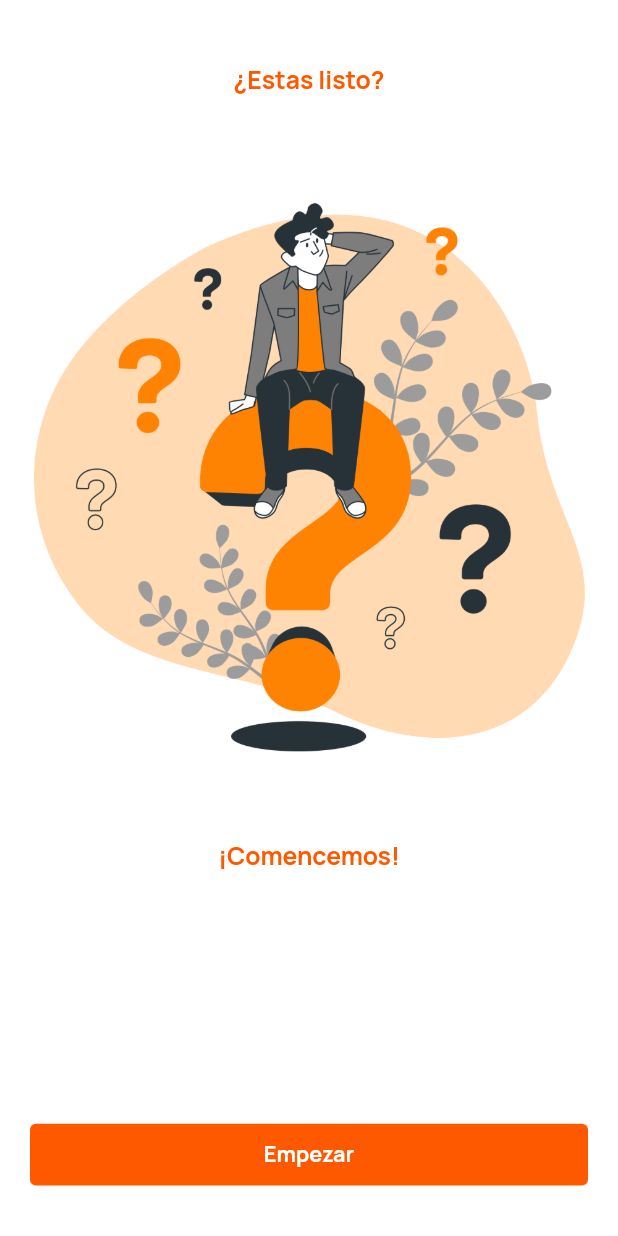
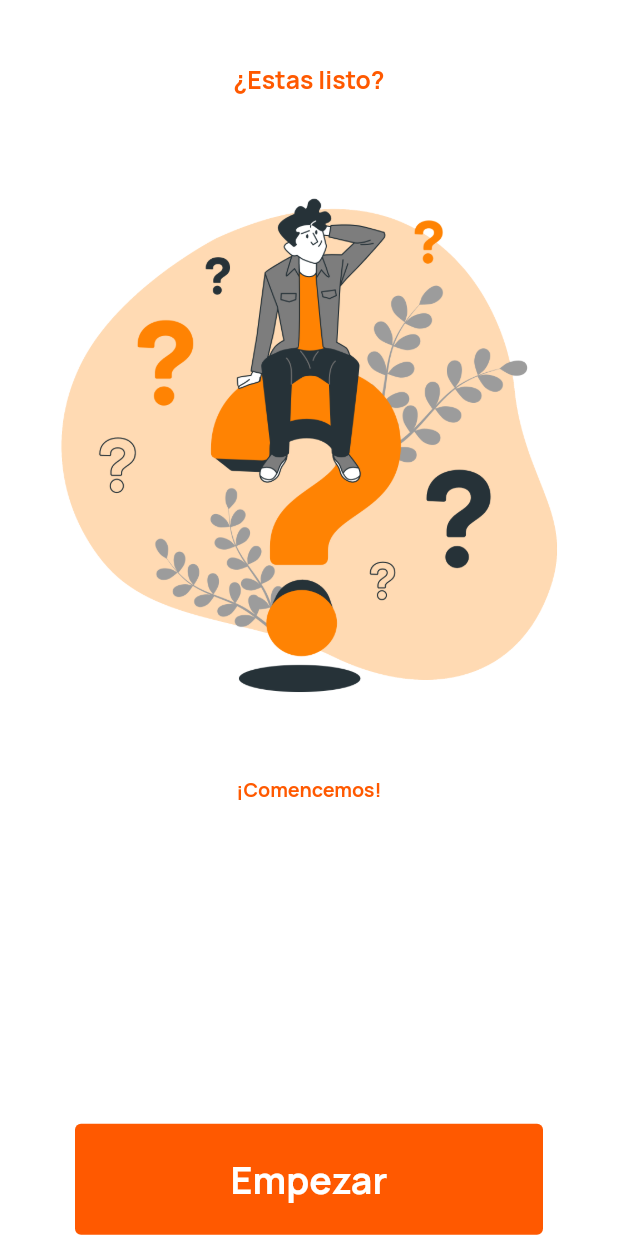
Before and after one commit to erickpea29/Practicum_RA, a Flutter app: the screen it shows after launch, swiped to page 4, on a phone screen of 412 x 824 dp. Run offline on Flutter 3.47's test engine with Material 2 defaults, Android fonts, the phone set to English and light mode, and no system bars; our stand-ins replace audioplayers, cloud_firestore, firebase_core, google_fonts, shared_preferences and 1 more; missing offline and left inert: arkit_plugin, dart:ffi, flutter_sms; accounts and stored records are empty.

```diff
--- a/lib/app_styles.dart
+++ b/lib/app_styles.dart
@@ -10,15 +10,16 @@ final kTitle = TextStyle(
 final STitle = TextStyle(
     //fontFamily: 'Klasik',
     fontWeight: FontWeight.bold,
-    fontSize: SizeConfig.blockSizeH! * 4,
+    fontSize: SizeConfig.blockSizeH! * 3.2,
     color: Color.fromRGBO(255, 89, 0, 1));
 
 final kBodyText1 = TextStyle(
     color: Colors.black,
-    fontSize: SizeConfig.blockSizeH! * 4.5,
+    fontSize: SizeConfig.blockSizeH! * 3.8,
     fontWeight: FontWeight.bold);
 
 final BtnText = TextStyle(
-    color: Colors.white,
-    fontSize: SizeConfig.blockSizeH! * 3.5,
-    fontWeight: FontWeight.bold);
+  color: Colors.white,
+  fontSize: 25,
+  fontWeight: FontWeight.bold,
+);
--- a/lib/views/onboarding_page.dart
+++ b/lib/views/onboarding_page.dart
@@ -80,7 +80,7 @@ class _OnBoardingPageState extends State<OnBoardingPage> {
                       height: sizeV * 5,
                     ),
                     Container(
-                      height: sizeV * 50,
+                      height: sizeV * 45,
                       child: Image.asset(onboardingContents[index].image,
                           fit: BoxFit.contain),
                     ),
--- a/lib/widgets/my_text_button.dart
+++ b/lib/widgets/my_text_button.dart
@@ -18,11 +18,11 @@ class MyTextButton extends StatelessWidget {
   Widget build(BuildContext context) {
     return Padding(
       padding: const EdgeInsets.symmetric(
-        horizontal: 20,
+        horizontal: 50,
       ),
       child: SizedBox(
-        height: SizeConfig.blockSizeH! * 10,
-        width: SizeConfig.blockSizeV! * 115,
+        height: 74,
+        width: 500,
         child: TextButton(
           onPressed: onPressed,
           child: Text(
```
Also changed, not shown: 4 other files.
